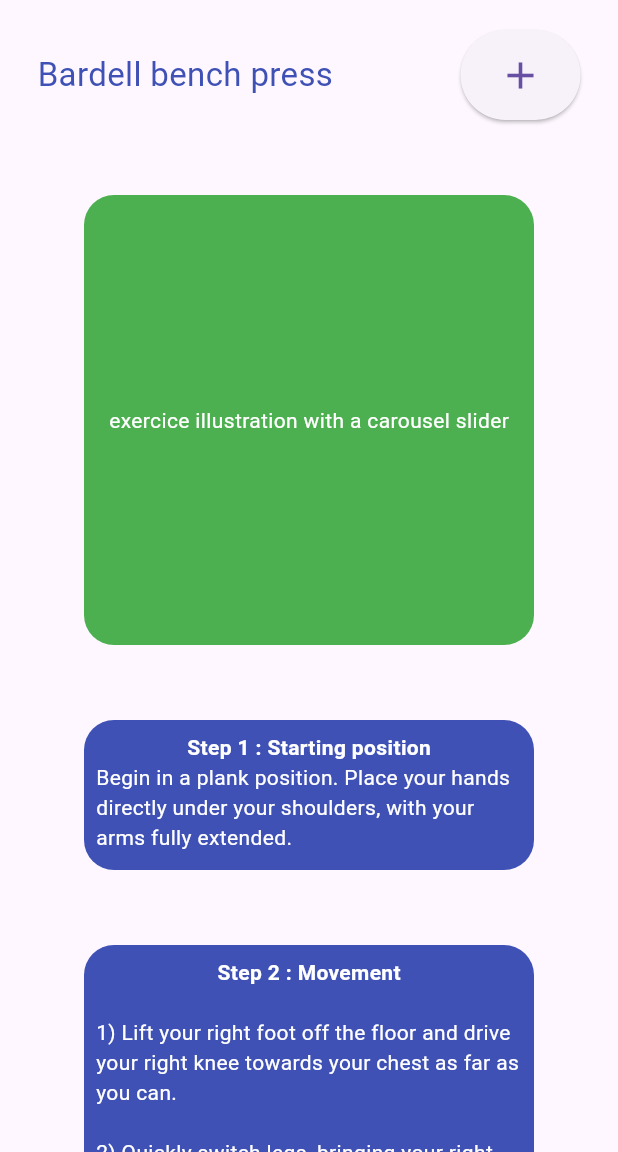
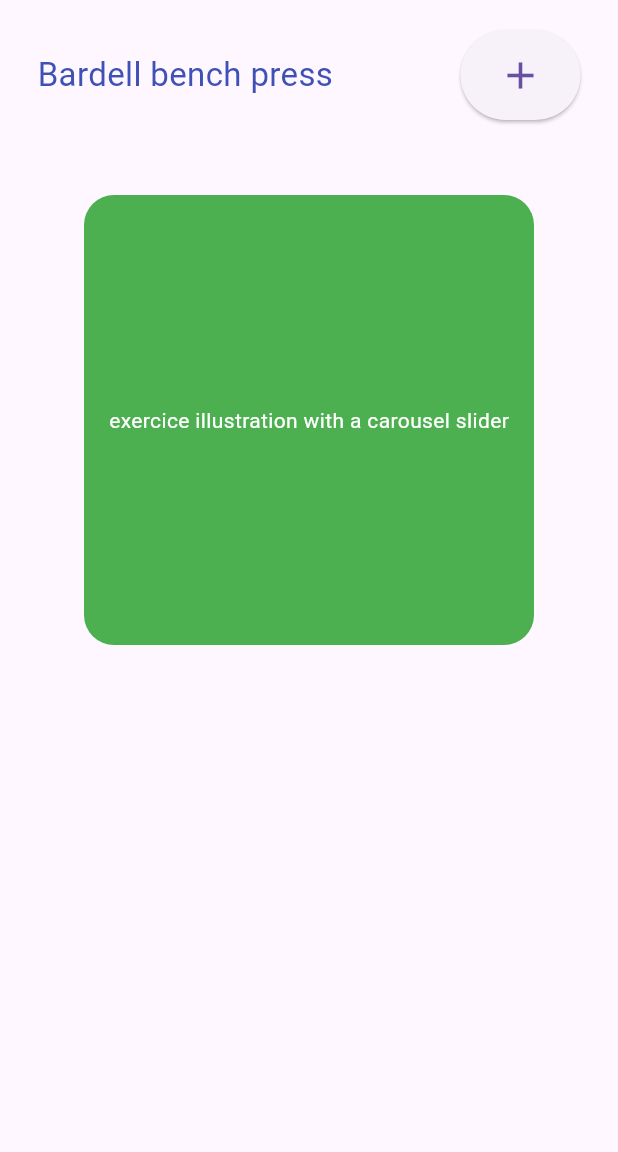
Before and after one commit to yunusdemirli/gymbuddy, a Flutter app: the BardellBenchPress screen opened directly, on a phone screen of 412 x 824 dp, the part 84-1236 px from its top. Run offline on Flutter 3.47's test engine with Material 3 defaults, Android fonts, the phone set to English and light mode, and no system bars; our stand-ins replace carousel_slider, font_awesome_flutter, hive_flutter, shared_preferences, smooth_page_indicator; accounts and stored records are empty.

Commit message:
v0.3.0 add exercices code method

```diff
--- a/lib/exercices_list/pectorals_exercices_list/1bardell_bench_press.dart
+++ b/lib/exercices_list/pectorals_exercices_list/1bardell_bench_press.dart
@@ -9,13 +9,28 @@ class BardellBenchPress extends StatefulWidget {
 }
 
 class _BardellBenchPressState extends State<BardellBenchPress> {
+  final TextEditingController _repetitions = TextEditingController();
+  final TextEditingController _timer = TextEditingController();
   final String bardellBenchPressTitle = 'Bardell bench press';
 
+  //  create new exercice
   void createNewExercice () {
     showDialog(
       context: context,
-      builder: (context) => const AddExerciceBox()
+      builder: (context) {
+        return AddExerciceBox(
+          onSave: saveNewExercice,
+          onCancel: Navigator.of(context).pop,
+        );
+      }
     );
+  }
+
+  //  save new exercice
+  void saveNewExercice() {
+    setState(() {
+
+    });
   }
 
   @override
@@ -83,66 +98,6 @@ class _BardellBenchPressState extends State<BardellBenchPress> {
 
           const SizedBox(height: 50),
 
-          Container(
-            height: 100,
-            width: 300,
-            decoration: BoxDecoration(
-              borderRadius: BorderRadius.circular(20),
-              color: Colors.indigo,
-            ),
-            child: const Padding(
-              padding: EdgeInsets.all(8.0),
-              child: Column(
-                children: [
-                  Text('Step 1 : Starting position', style: TextStyle(color: Colors.white, fontWeight: FontWeight.bold),),
-                  Text('Begin in a plank position. Place your hands directly under your shoulders, with your arms fully extended.', style: TextStyle(color: Colors.white,),),
-                ],
-              ),
-            )
-          ),
-
-          const SizedBox(height: 50),
-
-          Container(
-            width: 300,
-            decoration: BoxDecoration(
-              borderRadius: BorderRadius.circular(20),
-              color: Colors.indigo,
-            ),
-            child: const Padding(
-              padding: EdgeInsets.all(8.0),
-              child: Column(
-                children: [
-                  Text('Step 2 : Movement\n',style: TextStyle(color: Colors.white, fontWeight: FontWeight.bold),),
-                  Text('1) Lift your right foot off the floor and drive your right knee towards your chest as far as you can.\n', style: TextStyle(color: Colors.white),),
-                  Text('2) Quickly switch legs, bringing your right foot back to the starting position and simultaneously bringing your left knee towards your chest.\n', style: TextStyle(color: Colors.white),),
-                  Text('3) Continue to alternate legs in a smooth, controlled manner. It should feel like you are “running” in place while maintaining the plank position.\n', style: TextStyle(color: Colors.white),),
-                ],
-              ),
-            )
-          ),
-
-          const SizedBox(height: 50),
-
-          Container(
-            width: 300,
-            decoration: BoxDecoration(
-              borderRadius: BorderRadius.circular(20),
-              color: Colors.indigo,
-            ),
-            child: const Padding(
-              padding: EdgeInsets.all(8.0),
-              child: Column(
-                children: [
-                  Text('Step 3 : Breathing\n', style: TextStyle(color: Colors.white,fontWeight: FontWeight.bold),),
-                  Text('Maintain a steady breathing pattern. Inhale and exhale naturally, trying not to hold your breath.\n', style: TextStyle(color: Colors.white),),
-                ],
-              ),
-            )
-          ),
-
-          //---
-          const SizedBox(height: 50),
           ],
         ),
       )
```
Also changed, not shown: lib/_days_widgets/week_days_title.dart (+20 -2 lines), lib/_exercices_list_widgets/add_exercice_box.dart (+39 -8 lines), lib/_exercices_list_widgets/choose_your_exercice.dart (+7 -0 lines), lib/_exercices_list_widgets/exercice_category_list.dart (+8 -7 lines), lib/_exercices_list_widgets/exercice_container.dart (added, +36 -0 lines), lib/_workout_widgets/days_workout_plan.dart (+8 -2 lines), lib/_workout_widgets/workout_plan_slider.dart (+6 -3 lines), lib/days_content/1monday.dart (+23 -18 lines).
